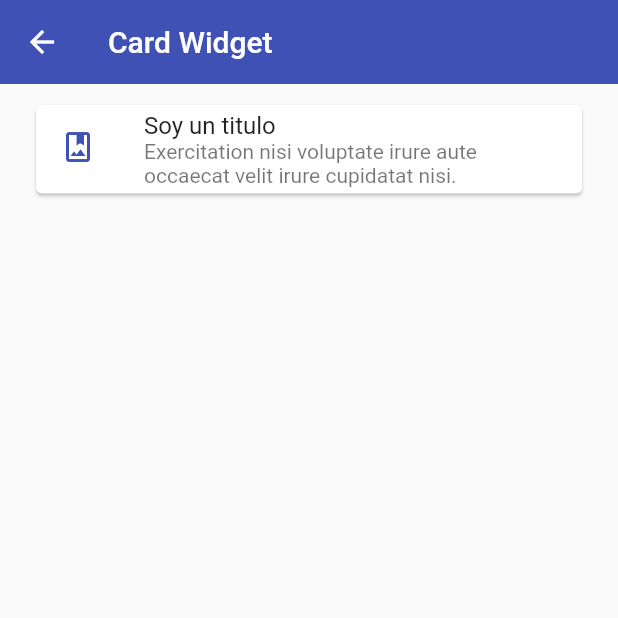
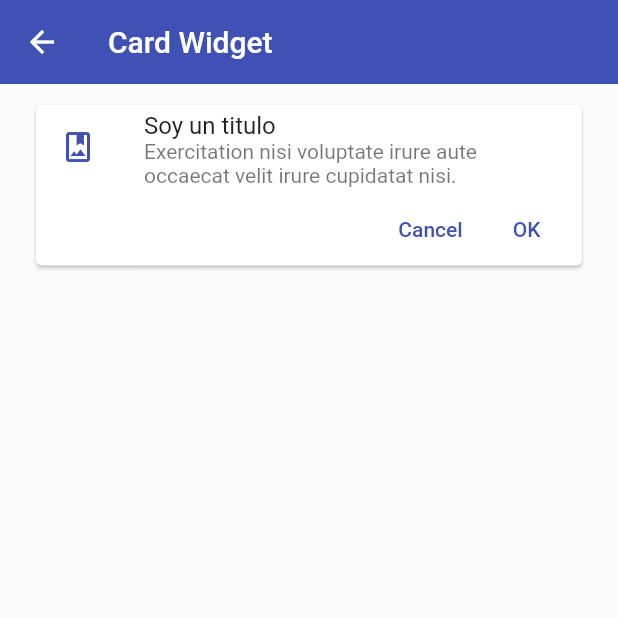
Before and after one commit to OscarAguilarL/fl-components, a Flutter app: the CardScreen screen opened by its route, on a phone screen of 412 x 824 dp, the top half of it. Run offline on Flutter 3.47's test engine with Material 2 defaults, Android fonts, the phone set to English and light mode, and no system bars.

Commit message:
Centralizar los widgets personalizados

```diff
--- a/lib/screens/card_screen.dart
+++ b/lib/screens/card_screen.dart
@@ -1,5 +1,6 @@
-import 'package:fl_components/theme/app_theme.dart';
 import 'package:flutter/material.dart';
+
+import 'package:fl_components/widgets/widgets.dart';
 
 class CardScreen extends StatelessWidget {
   const CardScreen({Key? key}) : super(key: key);
@@ -12,20 +13,8 @@ class CardScreen extends StatelessWidget {
       ),
       body: ListView(
         padding: const EdgeInsets.symmetric(horizontal: 20, vertical: 10),
-        children: [
-          Card(
-            child: Column(
-              children: const [
-                ListTile(
-                  leading:
-                      Icon(Icons.photo_album_outlined, color: AppTheme.primary),
-                  title: Text('Soy un titulo'),
-                  subtitle: Text(
-                      'Exercitation nisi voluptate irure aute occaecat velit irure cupidatat nisi.'),
-                )
-              ],
-            ),
-          )
+        children: const [
+          CustomCardType1(),
         ],
       ),
     );
--- a/lib/theme/app_theme.dart
+++ b/lib/theme/app_theme.dart
@@ -10,6 +10,9 @@ class AppTheme {
       color: primary,
       elevation: 0,
     ),
+    textButtonTheme: TextButtonThemeData(
+      style: TextButton.styleFrom(primary: primary),
+    ),
   );
 
   static final ThemeData darkTheme = ThemeData.dark().copyWith(
--- /dev/null
+++ b/lib/widgets/custom_card_type_1.dart
@@ -0,0 +1,43 @@
+import 'package:flutter/material.dart';
+
+import 'package:fl_components/theme/app_theme.dart';
+
+class CustomCardType1 extends StatelessWidget {
+  const CustomCardType1({
+    Key? key,
+  }) : super(key: key);
+
+  @override
+  Widget build(BuildContext context) {
+    return Card(
+      child: Column(
+        children: [
+          const ListTile(
+            leading: Icon(Icons.photo_album_outlined, color: AppTheme.primary),
+            title: Text('Soy un titulo'),
+            subtitle: Text(
+                'Exercitation nisi voluptate irure aute occaecat velit irure cupidatat nisi.'),
+          ),
+          Padding(
+            padding: const EdgeInsets.only(right: 5),
+            child: Row(
+              mainAxisAlignment: MainAxisAlignment.end,
+              children: [
+                TextButton(
+                  onPressed: () {},
+                  child: const Text('Cancel'),
+                ),
+                TextButton(
+                  onPressed: () {},
+                  child: const Text(
+                    'OK',
+                  ),
+                )
+              ],
+            ),
+          ),
+        ],
+      ),
+    );
+  }
+}
--- /dev/null
+++ b/lib/widgets/widgets.dart
@@ -0,0 +1 @@
+export 'package:fl_components/widgets/custom_card_type_1.dart';
```
